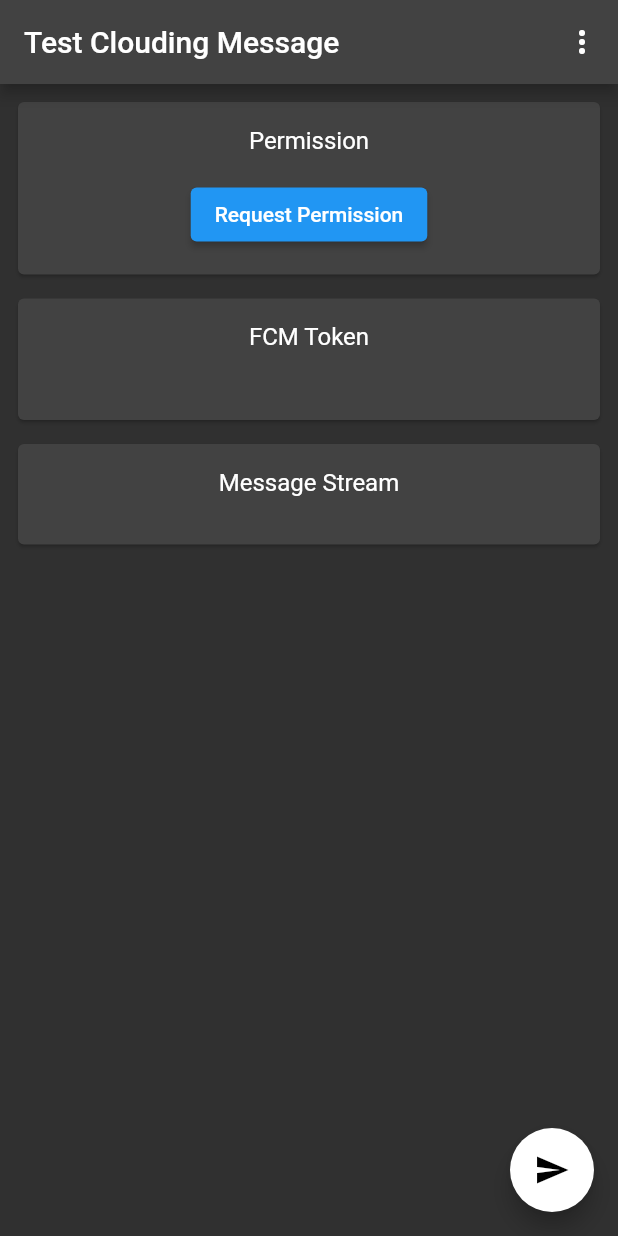
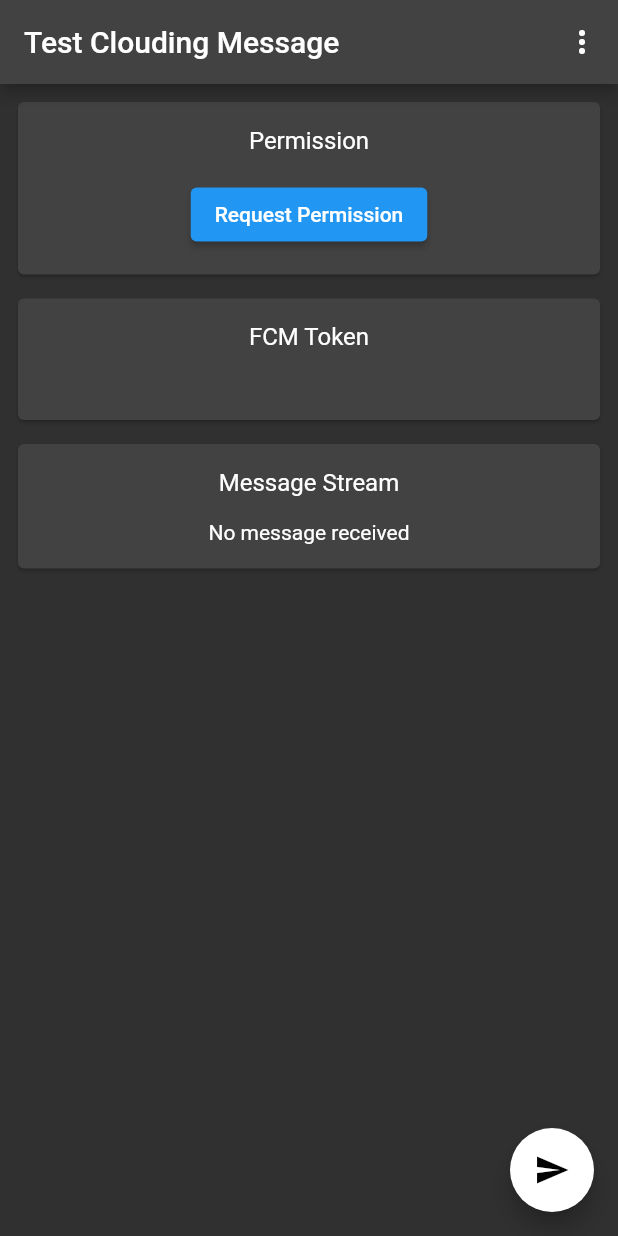
Before and after one commit to Estejin/message, a Flutter app: the screen it shows after launch, after a tap on the "send" icon, on a phone screen of 412 x 824 dp. Run offline on Flutter 3.47's test engine with Material 2 defaults, Android fonts, the phone set to English and light mode, and no system bars; our stand-ins replace firebase_core, firebase_messaging, flutter_local_notifications, googleapis_auth; accounts and stored records are empty.

Commit message:
I have finished the push message test!

```diff
--- a/lib/main.dart
+++ b/lib/main.dart
@@ -4,7 +4,10 @@ import 'package:firebase_core/firebase_core.dart';
 import 'package:firebase_messaging/firebase_messaging.dart';
 import 'package:flutter/foundation.dart';
 import 'package:flutter/material.dart';
+import 'package:flutter/services.dart' show rootBundle;
 import 'package:flutter_local_notifications/flutter_local_notifications.dart';
+import 'package:googleapis_auth/auth.dart';
+import 'package:googleapis_auth/auth_io.dart';
 import 'package:http/http.dart' as http;
 import 'package:message/permissions.dart';
 import 'package:message/token_monitor.dart';
@@ -80,16 +83,19 @@ int _messageCount = 0;
 String constructFCMPayload(String? token) {
   _messageCount++;
   return jsonEncode({
-    'token': token,
-    'data': {
-      'via' : 'FlutterFire Cloud Messaging!!!',
-      'count' : _messageCount.toString(),
-    },
-    'notification' : {
-      'title': 'Hello FlutterFire!',
-      'body': 'This notification (#$_messageCount) was created via FCM!',
+    'message': {
+      'token': token,
+      'data': {
+        'via': 'FlutterFire Cloud Messaging!!!',
+        'count': _messageCount.toString(),
+      },
+      'notification': {
+        'title': 'Hello FlutterFire!',
+        'body': 'This notification (#$_messageCount) was created via FCM!',
+      }
     }
-  });
+  }
+  );
 }
 
 class Application extends StatefulWidget {
@@ -152,10 +158,17 @@ class _ApplicationState extends State<Application> {
       return;
     }
     try {
-     final response =  await http.post(
-        Uri.parse('https://fcm.googleapis.com/v1/projects/cloudmessagedemo-11e05/messages:send'),
+      final String jsonKeys = await rootBundle.loadString(
+          'assets/server/cloudmessagedemo-11e05-firebase-adminsdk-m42rw-1952fc40dd.json'
+      );
+      var accountCredentials = ServiceAccountCredentials.fromJson(jsonKeys);
+      var scopes = ["https://www.googleapis.com/auth/firebase.messaging"];
+      var client = http.Client();
+      //
+      AccessCredentials credentials = await obtainAccessCredentialsViaServiceAccount(accountCredentials, scopes, client);
+      final response = await client.post(Uri.parse('https://fcm.googleapis.com/v1/projects/cloudmessagedemo-11e05/messages:send'),
         headers: <String, String> {
-          "Authorization": 'Bearer $_token',
+          'Authorization': 'Bearer ${credentials.accessToken.data}',
           'Content-Type': 'application/json; charset=UTF-8',
         },
         body:constructFCMPayload(_token),
--- a/lib/message.dart
+++ b/lib/message.dart
@@ -63,7 +63,7 @@ class MessageView extends StatelessWidget {
                         row('Channel ID', notification.android!.channelId),
                         row('Click Action', notification.android!.clickAction),
                         row('Color', notification.android!.color),
-                        row('Count', notification.android!.count!.toString()),
+                        row('Count', notification.android!.count.toString()),
                         row('Image URL', notification.android!.imageUrl),
                         row('Link', notification.android!.link),
                         row('Priority', notification.android!.priority.toString()),
--- a/lib/message_list.dart
+++ b/lib/message_list.dart
@@ -1,4 +1,6 @@
-import 'package:flutter/cupertino.dart';
+import 'package:firebase_messaging/firebase_messaging.dart';
+import 'package:flutter/material.dart';
+import 'package:message/message.dart';
 
 class MessageList extends StatefulWidget {
   const MessageList({Key? key}) : super(key: key);
@@ -6,9 +8,34 @@ class MessageList extends StatefulWidget {
   State<StatefulWidget> createState() => _MessageList();
 }
 class _MessageList extends State<MessageList> {
+  List<RemoteMessage> _messages = [];
+
+  @override
+  void initState() {
+    super.initState();
+    FirebaseMessaging.onMessage.listen((RemoteMessage message) {
+      setState(() {
+        _messages = [..._messages, message];
+      });
+    });
+  }
 
   @override
   Widget build(BuildContext context) {
-    return Container();
+    if (_messages.isEmpty) {
+      return const Text('No message received');
+    }
+    return ListView.builder(
+        shrinkWrap: true,
+        itemCount: _messages.length,
+        itemBuilder: (context, index) {
+          RemoteMessage message = _messages[index];
+          return ListTile(
+            title: Text(message.messageId?? 'no RemoteMessage.messageId available'),
+            subtitle: Text(message.sentTime?.toString() ?? DateTime.now().toString()),
+            onTap: ()=>Navigator.pushNamed(context, '/message', arguments: MessageArguments(message, false)),
+          );
+        }
+    );
   }
 }
--- a/pubspec.yaml
+++ b/pubspec.yaml
@@ -37,6 +37,7 @@ dependencies:
   flutter_local_notifications: ^9.0.0
   http: ^0.13.4
   firebase_analytics: ^8.3.4
+  googleapis_auth: ^1.2.0
 
 dev_dependencies:
   flutter_test:
@@ -59,6 +60,8 @@ flutter:
   # included with your application, so that you can use the icons in
   # the material Icons class.
   uses-material-design: true
+  assets:
+    - assets/server/
 
   # To add assets to your application, add an assets section, like this:
   # assets:
```
